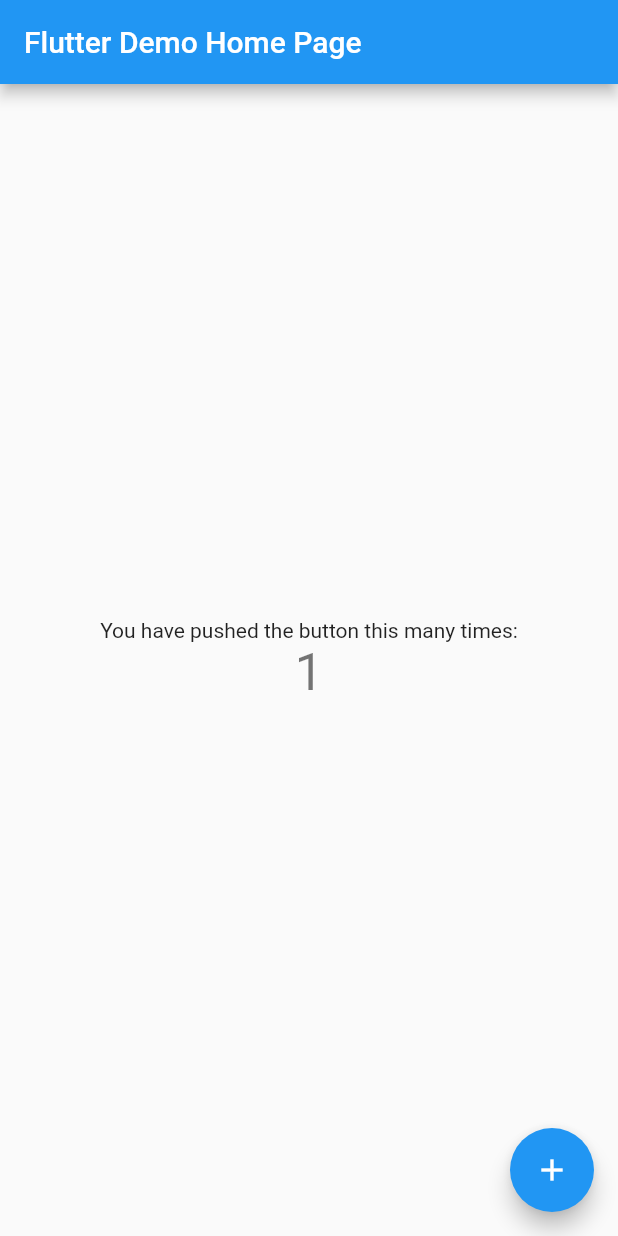
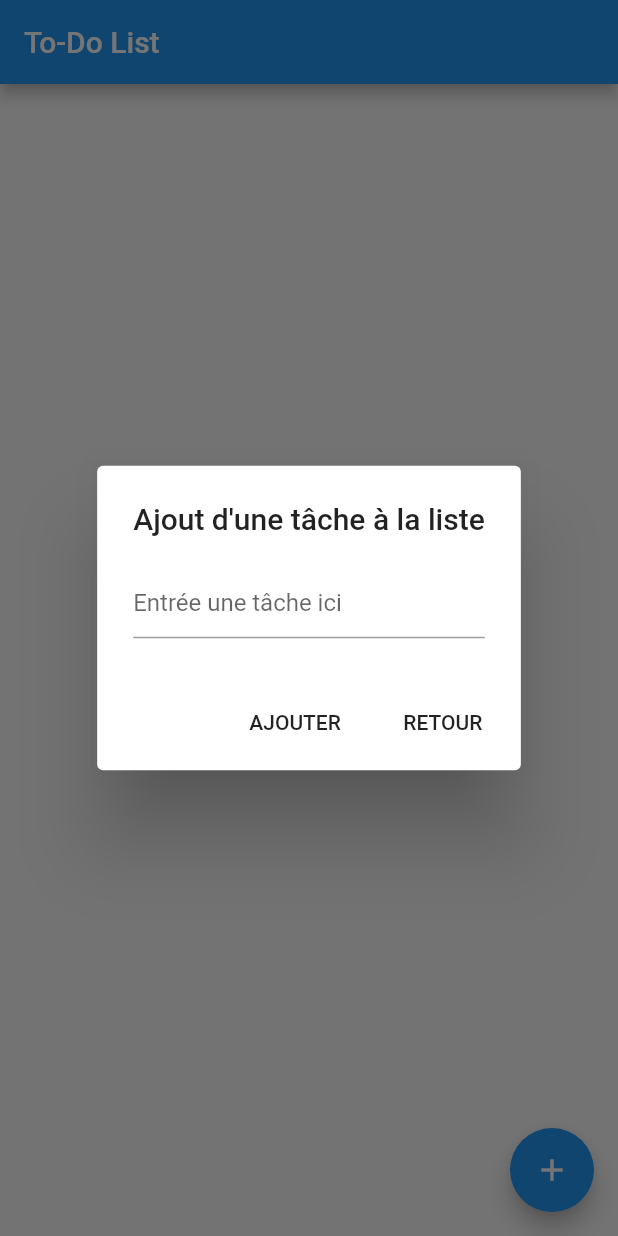
Before and after one commit to CocoLoury/Flutter-ToDoList, a Flutter app: the screen it shows after launch, after a tap on the "add" icon, on a phone screen of 412 x 824 dp. Run offline on Flutter 3.47's test engine with Material 2 defaults, Android fonts, the phone set to English and light mode, and no system bars.

Commit message:
Ajout dune liste simple sans enregistrement

```diff
--- a/todolist/lib/main.dart
+++ b/todolist/lib/main.dart
@@ -9,109 +9,83 @@ class MyApp extends StatelessWidget {
   @override
   Widget build(BuildContext context) {
     return MaterialApp(
-      title: 'Flutter Demo',
-      theme: ThemeData(
-        // This is the theme of your application.
-        //
-        // Try running your application with "flutter run". You'll see the
-        // application has a blue toolbar. Then, without quitting the app, try
-        // changing the primarySwatch below to Colors.green and then invoke
-        // "hot reload" (press "r" in the console where you ran "flutter run",
-        // or simply save your changes to "hot reload" in a Flutter IDE).
-        // Notice that the counter didn't reset back to zero; the application
-        // is not restarted.
-        primarySwatch: Colors.blue,
-        // This makes the visual density adapt to the platform that you run
-        // the app on. For desktop platforms, the controls will be smaller and
-        // closer together (more dense) than on mobile platforms.
-        visualDensity: VisualDensity.adaptivePlatformDensity,
-      ),
-      home: MyHomePage(title: 'Flutter Demo Home Page'),
-    );
+        title: 'To Do List',
+        theme: ThemeData(
+          primarySwatch: Colors.blue,
+          visualDensity: VisualDensity.adaptivePlatformDensity,
+        ),
+        home: TodoList());
   }
 }
 
-class MyHomePage extends StatefulWidget {
-  MyHomePage({Key key, this.title}) : super(key: key);
-
-  // This widget is the home page of your application. It is stateful, meaning
-  // that it has a State object (defined below) that contains fields that affect
-  // how it looks.
-
-  // This class is the configuration for the state. It holds the values (in this
-  // case the title) provided by the parent (in this case the App widget) and
-  // used by the build method of the State. Fields in a Widget subclass are
-  // always marked "final".
-
-  final String title;
-
+class TodoList extends StatefulWidget {
   @override
-  _MyHomePageState createState() => _MyHomePageState();
+  _TodoListState createState() => _TodoListState();
 }
 
-class _MyHomePageState extends State<MyHomePage> {
-  int _counter = 0;
-
-  void _incrementCounter() {
-    setState(() {
-      // This call to setState tells the Flutter framework that something has
-      // changed in this State, which causes it to rerun the build method below
-      // so that the display can reflect the updated values. If we changed
-      // _counter without calling setState(), then the build method would not be
-      // called again, and so nothing would appear to happen.
-      _counter++;
-    });
-  }
+class _TodoListState extends State<TodoList> {
+  final List<String> _todoList = <String>[];
+  final TextEditingController _textEditingController = TextEditingController();
 
   @override
   Widget build(BuildContext context) {
-    // This method is rerun every time setState is called, for instance as done
-    // by the _incrementCounter method above.
-    //
-    // The Flutter framework has been optimized to make rerunning build methods
-    // fast, so that you can just rebuild anything that needs updating rather
-    // than having to individually change instances of widgets.
     return Scaffold(
-      appBar: AppBar(
-        // Here we take the value from the MyHomePage object that was created by
-        // the App.build method, and use it to set our appbar title.
-        title: Text(widget.title),
+      appBar: AppBar(title: const Text('To-Do List')),
+      body: ListView(children: _getItems()),
+      floatingActionButton: FloatingActionButton(
+        onPressed: () => _displayDialog(context),
+        tooltip: 'Ajout d\'une tâche',
+        child: Icon(Icons.add),
       ),
-      body: Center(
-        // Center is a layout widget. It takes a single child and positions it
-        // in the middle of the parent.
-        child: Column(
-          // Column is also a layout widget. It takes a list of children and
-          // arranges them vertically. By default, it sizes itself to fit its
-          // children horizontally, and tries to be as tall as its parent.
-          //
-          // Invoke "debug painting" (press "p" in the console, choose the
-          // "Toggle Debug Paint" action from the Flutter Inspector in Android
-          // Studio, or the "Toggle Debug Paint" command in Visual Studio Code)
-          // to see the wireframe for each widget.
-          //
-          // Column has various properties to control how it sizes itself and
-          // how it positions its children. Here we use mainAxisAlignment to
-          // center the children vertically; the main axis here is the vertical
-          // axis because Columns are vertical (the cross axis would be
-          // horizontal).
-          mainAxisAlignment: MainAxisAlignment.center,
-          children: <Widget>[
-            Text(
-              'You have pushed the button this many times:',
-            ),
-            Text(
-              '$_counter',
-              style: Theme.of(context).textTheme.headline4,
-            ),
-          ],
-        ),
-      ),
-      floatingActionButton: FloatingActionButton(
-        onPressed: _incrementCounter,
-        tooltip: 'Increment',
-        child: Icon(Icons.add),
-      ), // This trailing comma makes auto-formatting nicer for build methods.
     );
   }
+
+  void _addTodoItem(String title) {
+    setState(() {
+      _todoList.add(title);
+    });
+    _textEditingController.clear();
+  }
+
+  Widget _buildToDoItem(String title) {
+    return ListTile(title: Text(title));
+  }
+
+  Future<AlertDialog> _displayDialog(BuildContext context) async {
+    return showDialog(
+        context: context,
+        builder: (BuildContext context) {
+          return AlertDialog(
+            title: const Text('Ajout d\'une tâche à la liste'),
+            content: TextField(
+              controller: _textEditingController,
+              decoration:
+                  const InputDecoration(hintText: 'Entrée une tâche ici'),
+            ),
+            actions: <Widget>[
+              FlatButton(
+                child: const Text('AJOUTER'),
+                onPressed: () {
+                  Navigator.of(context).pop();
+                  _addTodoItem(_textEditingController.text);
+                },
+              ),
+              FlatButton(
+                child: const Text('RETOUR'),
+                onPressed: () {
+                  Navigator.of(context).pop();
+                },
+              )
+            ],
+          );
+        });
+  }
+
+  List<Widget> _getItems() {
+    final List<Widget> _todoWidgets = <Widget>[];
+    for (String title in _todoList) {
+      _todoWidgets.add(_buildToDoItem(title));
+    }
+    return _todoWidgets;
+  }
 }
```
